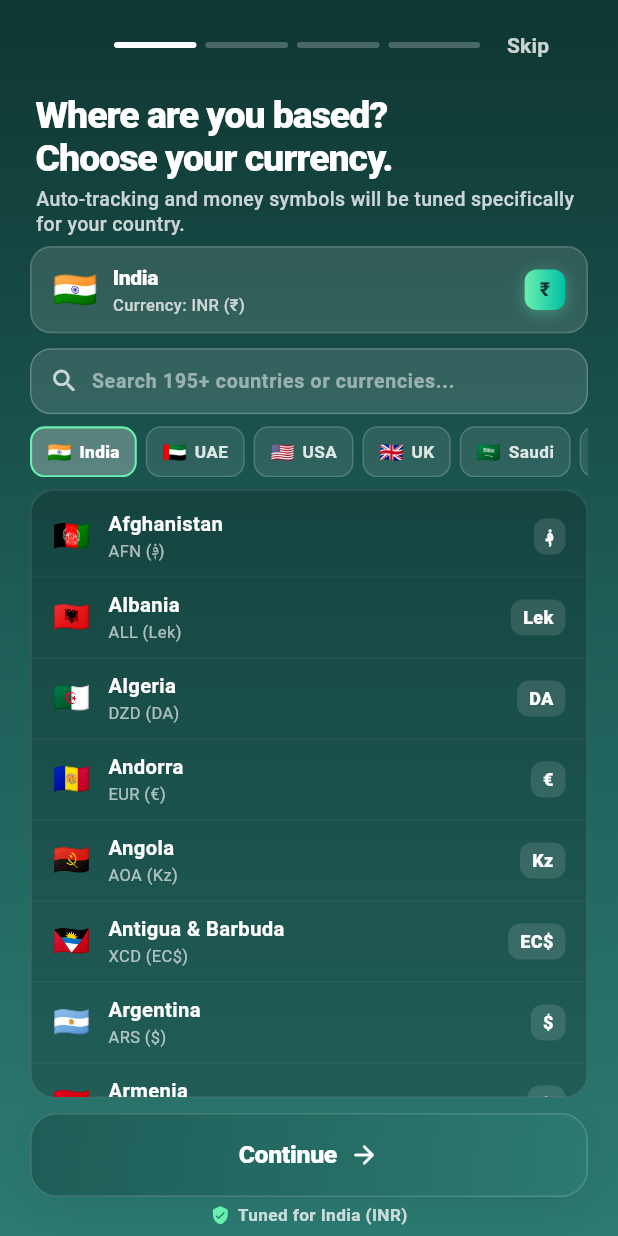
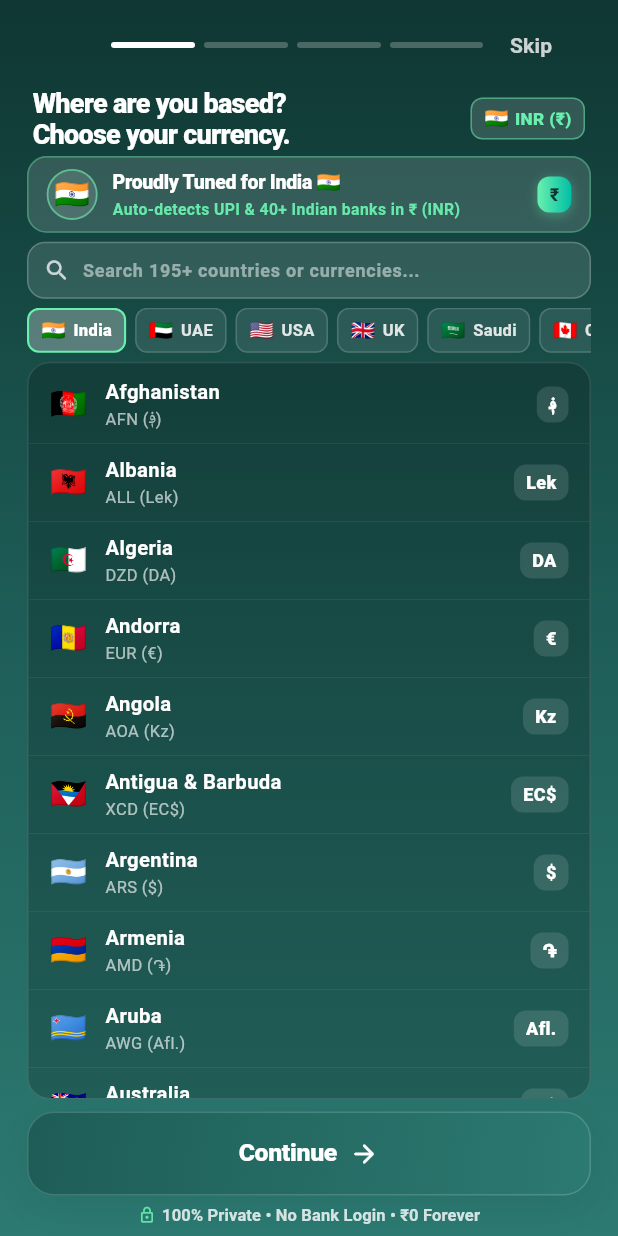
Before and after one commit to FaysArukattil/buddy_2.0, a Flutter app: the screen it shows after launch, on a phone screen of 412 x 824 dp. Run offline on Flutter 3.47's test engine with Material 3 defaults, Android fonts, the light colour scheme and no system bars; our stand-ins replace cloud_firestore, firebase_analytics, firebase_auth, firebase_core, firebase_remote_config, fl_chart and 11 more; missing offline and left inert: in_app_update; accounts and stored records are empty.

Commit message:
fix(onboarding): compact national pride hero and expand country list viewport for keyboard pop-up

```diff
--- a/lib/features/onboarding/onboarding_screen.dart
+++ b/lib/features/onboarding/onboarding_screen.dart
@@ -2313,12 +2313,54 @@ class _OnboardingScreenState extends State<OnboardingScreen>
     };
   }
 
+  String _nationalPrideTitle(CountryEntry country) {
+    return switch (country.countryCode) {
+      'IN' => 'Proudly Tuned for India 🇮🇳',
+      'AE' => 'Optimized for UAE 🇦🇪',
+      'US' => 'Built for United States 🇺🇸',
+      'GB' => 'Tuned for United Kingdom 🇬🇧',
+      'SA' => 'Proudly Made for Saudi Arabia 🇸🇦',
+      'CA' => 'Tuned for Canada 🇨🇦',
+      'AU' => 'Optimized for Australia 🇦🇺',
+      'SG' => 'Tuned for Singapore 🇸🇬',
+      'PK' => 'Tuned for Pakistan 🇵🇰',
+      'BD' => 'Tuned for Bangladesh 🇧🇩',
+      'NG' => 'Tuned for Nigeria 🇳🇬',
+      'KE' => 'Tuned for Kenya 🇰🇪',
+      'DE' => 'Optimized for Germany 🇩🇪',
+      'FR' => 'Optimized for France 🇫🇷',
+      'JP' => 'Tuned for Japan 🇯🇵',
+      'BR' => 'Tuned for Brazil 🇧🇷',
+      _ => 'Tuned for ${country.name} ${country.flag}',
+    };
+  }
+
+  String _nationalPrideSubtitle(CountryEntry country) {
+    return switch (country.countryCode) {
+      'IN' => 'Auto-detects UPI & 40+ Indian banks in ₹ (INR)',
+      'AE' => 'Auto-detects ENBD, ADCB, FAB & cards in AED',
+      'US' => 'Auto-detects Chase, BoA, Amex & Apple Pay in \$',
+      'GB' => 'Auto-detects Monzo, Barclays, Revolut & cards in £',
+      'SA' => 'Auto-detects Al Rajhi, SNB, Riyad & mada in SAR',
+      'CA' => 'Auto-detects RBC, TD, Scotiabank & Interac in CA\$',
+      'AU' => 'Auto-detects CommBank, ANZ, NAB & cards in A\$',
+      'SG' => 'Auto-detects DBS, OCBC, UOB & PayNow in S\$',
+      'PK' => 'Auto-detects HBL, Meezan, Raast & JazzCash in Rs',
+      'BD' => 'Auto-detects bKash, Nagad & local banks in ৳',
+      'NG' => 'Auto-detects GTBank, Access, Zenith & transfers in ₦',
+      'KE' => 'Auto-detects M-PESA & Kenyan bank alerts in KSh',
+      _ => '100% on-device private tracking in ${country.currencySymbol} (${country.currencyCode})',
+    };
+  }
+
   // ─────────────────────────────────────────────────────────────
   // STEP 0 — Dedicated Country & Currency Screen (Keyboard Safe)
   // ─────────────────────────────────────────────────────────────
   Widget _buildCountrySelectionScreen(bool isDark) {
     final colors = isDark ? _kHeroDark : _kHeroLight;
-    final screenH = MediaQuery.sizeOf(context).height;
+    final keyboardOpen = MediaQuery.viewInsetsOf(context).bottom > 0;
+    final prideTitle = _nationalPrideTitle(_selectedCountry);
+    final prideSub = _nationalPrideSubtitle(_selectedCountry);
 
     return Container(
       width: double.infinity,
@@ -2333,53 +2375,90 @@ class _OnboardingScreenState extends State<OnboardingScreen>
       child: SafeArea(
         bottom: true,
         child: Padding(
-          padding: const EdgeInsets.symmetric(horizontal: 20),
+          padding: const EdgeInsets.symmetric(horizontal: 18),
           child: Column(
             crossAxisAlignment: CrossAxisAlignment.stretch,
             children: [
               _buildTopBar(),
-              const SizedBox(height: 6),
-
-              // ── Header Title & Subtitle ──
+              const SizedBox(height: 2),
+
+              // ── Header Title (Compact & clean) ──
               Padding(
-                padding: const EdgeInsets.fromLTRB(4, 2, 4, 6),
-                child: Column(
-                  crossAxisAlignment: CrossAxisAlignment.start,
+                padding: const EdgeInsets.fromLTRB(4, 2, 4, 4),
+                child: Row(
+                  mainAxisAlignment: MainAxisAlignment.spaceBetween,
                   children: [
-                    Text(
+                    const Text(
                       'Where are you based?\nChoose your currency.',
                       style: TextStyle(
-                        fontSize: screenH < 720 ? 22 : 25,
+                        fontSize: 18,
                         fontWeight: FontWeight.w900,
                         height: 1.15,
-                        letterSpacing: -0.7,
+                        letterSpacing: -0.5,
                         color: Colors.white,
                       ),
                     ),
-                    const SizedBox(height: 4),
-                    Text(
-                      'Auto-tracking and money symbols will be tuned specifically for your country.',
-                      style: TextStyle(
-                        fontSize: screenH < 720 ? 12 : 13,
-                        fontWeight: FontWeight.w500,
-                        height: 1.3,
-                        color: Colors.white.withValues(alpha: 0.78),
+                    Container(
+                      padding: const EdgeInsets.symmetric(
+                        horizontal: 8,
+                        vertical: 3.5,
+                      ),
+                      decoration: BoxDecoration(
+                        color: Colors.white.withValues(alpha: 0.14),
+                        borderRadius: BorderRadius.circular(8),
+                        border: Border.all(
+                          color: _kIncomeOnHero.withValues(alpha: 0.5),
+                          width: 1.0,
+                        ),
+                      ),
+                      child: Row(
+                        mainAxisSize: MainAxisSize.min,
+                        children: [
+                          Text(
+                            _selectedCountry.flag,
+                            style: const TextStyle(fontSize: 13),
+                          ),
+                          const SizedBox(width: 4),
+                          Text(
+                            '${_selectedCountry.currencyCode} (${_selectedCountry.currencySymbol})',
+                            style: const TextStyle(
+                              fontSize: 11.5,
+                              fontWeight: FontWeight.w800,
+                              color: _kIncomeOnHero,
+                            ),
+                          ),
+                        ],
                       ),
                     ),
                   ],
                 ),
               ),
 
-              // ── Active Selection Badge (Compact & Informative) ──
+              // ── National Pride Card (Celebrating user's nation & bank auto-tracking!) ──
               _glass(
-                padding: const EdgeInsets.symmetric(horizontal: 14, vertical: 10),
-                radius: 14,
-                fill: 0.12,
+                padding:
+                    const EdgeInsets.symmetric(horizontal: 12, vertical: 7),
+                radius: 13,
+                fill: 0.14,
+                borderColor: _kIncomeOnHero.withValues(alpha: 0.35),
                 child: Row(
                   children: [
-                    Text(
-                      _selectedCountry.flag,
-                      style: const TextStyle(fontSize: 24),
+                    Container(
+                      width: 34,
+                      height: 34,
+                      decoration: BoxDecoration(
+                        shape: BoxShape.circle,
+                        color: Colors.white.withValues(alpha: 0.12),
+                        border: Border.all(
+                          color: _kIncomeOnHero.withValues(alpha: 0.6),
+                          width: 1.2,
+                        ),
+                      ),
+                      alignment: Alignment.center,
+                      child: Text(
+                        _selectedCountry.flag,
+                        style: const TextStyle(fontSize: 19),
+                      ),
                     ),
                     const SizedBox(width: 10),
                     Expanded(
@@ -2388,31 +2467,35 @@ class _OnboardingScreenState extends State<OnboardingScreen>
                         mainAxisSize: MainAxisSize.min,
                         children: [
                           Text(
-                            _selectedCountry.name,
+                            prideTitle,
                             maxLines: 1,
                             overflow: TextOverflow.ellipsis,
                             style: const TextStyle(
-                              fontSize: 14,
-                              fontWeight: FontWeight.w800,
+                              fontSize: 13,
+                              fontWeight: FontWeight.w900,
                               color: Colors.white,
                               letterSpacing: -0.2,
                             ),
                           ),
+                          const SizedBox(height: 1),
                           Text(
-                            'Currency: ${_selectedCountry.currencyCode} (${_selectedCountry.currencySymbol})',
+                            prideSub,
+                            maxLines: 1,
+                            overflow: TextOverflow.ellipsis,
                             style: TextStyle(
-                              fontSize: 11,
-                              fontWeight: FontWeight.w500,
-                              color: Colors.white.withValues(alpha: 0.75),
+                              fontSize: 10.5,
+                              fontWeight: FontWeight.w600,
+                              color: _kIncomeOnHero.withValues(alpha: 0.95),
                             ),
                           ),
                         ],
                       ),
                     ),
+                    const SizedBox(width: 6),
                     Container(
                       padding: const EdgeInsets.symmetric(
-                        horizontal: 10,
-                        vertical: 4,
+                        horizontal: 8,
+                        vertical: 3.5,
                       ),
                       decoration: BoxDecoration(
                         gradient: const LinearGradient(
@@ -2422,7 +2505,7 @@ class _OnboardingScreenState extends State<OnboardingScreen>
                         boxShadow: [
                           BoxShadow(
                             color: _kIncomeOnHero.withValues(alpha: 0.35),
-                            blurRadius: 8,
+                            blurRadius: 6,
                             offset: const Offset(0, 2),
                           ),
                         ],
@@ -2430,7 +2513,7 @@ class _OnboardingScreenState extends State<OnboardingScreen>
                       child: Text(
                         _selectedCountry.currencySymbol,
                         style: const TextStyle(
-                          fontSize: 13,
+                          fontSize: 12,
                           fontWeight: FontWeight.w900,
                           color: Color(0xFF0F3632),
                         ),
@@ -2440,28 +2523,28 @@ class _OnboardingScreenState extends State<OnboardingScreen>
                 ),
               ),
 
-              const SizedBox(height: 10),
-
-              // ── Embedded Search Bar (Always at fixed location, tap anywhere to focus) ──
+              const SizedBox(height: 6),
+
+              // ── Search Bar (Always fixed at index 3, tap anywhere to focus) ──
               GestureDetector(
                 onTap: () => _countrySearchFocus.requestFocus(),
                 behavior: HitTestBehavior.opaque,
                 child: Container(
-                  height: 44,
+                  height: 38,
                   decoration: BoxDecoration(
                     color: Colors.white.withValues(alpha: 0.12),
-                    borderRadius: BorderRadius.circular(14),
+                    borderRadius: BorderRadius.circular(12),
                     border: Border.all(
                       color: Colors.white.withValues(alpha: 0.22),
                       width: 1.0,
                     ),
                   ),
-                  padding: const EdgeInsets.symmetric(horizontal: 12),
+                  padding: const EdgeInsets.symmetric(horizontal: 10),
                   child: Row(
                     children: [
                       Icon(
                         Icons.search_rounded,
-                        size: 20,
+                        size: 18,
                         color: Colors.white.withValues(alpha: 0.75),
                       ),
                       const SizedBox(width: 8),
@@ -2470,7 +2553,7 @@ class _OnboardingScreenState extends State<OnboardingScreen>
                           controller: _countrySearchController,
                           focusNode: _countrySearchFocus,
                           style: const TextStyle(
-                            fontSize: 14,
+                            fontSize: 13.5,
                             color: Colors.white,
                             fontWeight: FontWeight.w600,
                           ),
@@ -2479,7 +2562,7 @@ class _OnboardingScreenState extends State<OnboardingScreen>
                           decoration: InputDecoration(
                             hintText: 'Search 195+ countries or currencies...',
                             hintStyle: TextStyle(
-                              fontSize: 13,
+                              fontSize: 12,
                               color: Colors.white.withValues(alpha: 0.50),
                             ),
                             border: InputBorder.none,
@@ -2492,14 +2575,14 @@ class _OnboardingScreenState extends State<OnboardingScreen>
                         GestureDetector(
                           onTap: () => _countrySearchController.clear(),
                           child: Container(
-                            padding: const EdgeInsets.all(4),
+                            padding: const EdgeInsets.all(3),
                             decoration: BoxDecoration(
                               color: Colors.white.withValues(alpha: 0.18),
                               shape: BoxShape.circle,
                             ),
                             child: const Icon(
                               Icons.close_rounded,
-                              size: 13,
+                              size: 12,
                               color: Colors.white,
                             ),
                           ),
@@ -2509,11 +2592,11 @@ class _OnboardingScreenState extends State<OnboardingScreen>
                 ),
               ),
 
-              const SizedBox(height: 8),
+              const SizedBox(height: 6),
 
               // ── Popular Quick Select Chips (always pinned right below search) ──
               SizedBox(
-                height: 34,
+                height: 30,
                 child: ListView.separated(
                   scrollDirection: Axis.horizontal,
                   physics: const BouncingScrollPhysics(),
@@ -2530,18 +2613,18 @@ class _OnboardingScreenState extends State<OnboardingScreen>
                           _selectCountry(item);
                           _countrySearchFocus.unfocus();
                         },
-                        borderRadius: BorderRadius.circular(10),
+                        borderRadius: BorderRadius.circular(8),
                         child: AnimatedContainer(
                           duration: const Duration(milliseconds: 200),
                           padding: const EdgeInsets.symmetric(
-                            horizontal: 10,
-                            vertical: 6,
+                            horizontal: 8,
+                            vertical: 4,
                           ),
                           decoration: BoxDecoration(
                             color: isSel
                                 ? Colors.white.withValues(alpha: 0.28)
                                 : Colors.white.withValues(alpha: 0.09),
-                            borderRadius: BorderRadius.circular(10),
+                            borderRadius: BorderRadius.circular(8),
                             border: Border.all(
                               color: isSel
                                   ? _kIncomeOnHero
@@ -2567,7 +2650,7 @@ class _OnboardingScreenState extends State<OnboardingScreen>
                                   _ => item.name.split(' ').first,
                                 },
                                 style: TextStyle(
-                                  fontSize: 11.5,
+                                  fontSize: 11,
                                   fontWeight:
                                       isSel ? FontWeight.w800 : FontWeight.w600,
                                   color: isSel
@@ -2584,15 +2667,15 @@ class _OnboardingScreenState extends State<OnboardingScreen>
                 ),
               ),
 
-              const SizedBox(height: 8),
-
-              // ── Full-Size Scrollable Countries List (Expanded, NO FittedBox!) ──
+              const SizedBox(height: 6),
+
+              // ── Full-Size Scrollable Countries List (Spacious & Always Visible!) ──
               Expanded(
                 child: Container(
-                  margin: const EdgeInsets.only(bottom: 8),
+                  margin: EdgeInsets.only(bottom: keyboardOpen ? 4 : 6),
                   decoration: BoxDecoration(
                     color: Colors.black.withValues(alpha: 0.20),
-                    borderRadius: BorderRadius.circular(16),
+                    borderRadius: BorderRadius.circular(15),
                     border: Border.all(
                       color: Colors.white.withValues(alpha: 0.12),
                       width: 1.0,
@@ -2606,10 +2689,10 @@ class _OnboardingScreenState extends State<OnboardingScreen>
                             children: [
                               Icon(
                                 Icons.search_off_rounded,
-                                size: 32,
+                                size: 28,
                                 color: Colors.white.withValues(alpha: 0.5),
                               ),
-                              const SizedBox(height: 6),
+                              const SizedBox(height: 5),
                               Text(
                                 'No matching country found',
                                 style: TextStyle(
@@ -2632,7 +2715,7 @@ class _OnboardingScreenState extends State<OnboardingScreen>
                       : ListView.separated(
                           keyboardDismissBehavior:
                               ScrollViewKeyboardDismissBehavior.onDrag,
-                          padding: const EdgeInsets.symmetric(vertical: 4),
+                          padding: const EdgeInsets.symmetric(vertical: 2),
                           physics: const BouncingScrollPhysics(),
                           itemCount: _filteredCountries.length,
                           separatorBuilder: (_, __) => Divider(
@@ -2656,7 +2739,7 @@ class _OnboardingScreenState extends State<OnboardingScreen>
                                 child: Padding(
                                   padding: const EdgeInsets.symmetric(
                                     horizontal: 14,
-                                    vertical: 9,
+                                    vertical: 8,
                                   ),
                                   child: Row(
                                     children: [
@@ -2735,43 +2818,46 @@ class _OnboardingScreenState extends State<OnboardingScreen>
                 ),
               ),
 
-              // ── Bottom Dock / Continue Action ──
-              Padding(
-                padding: const EdgeInsets.only(top: 2, bottom: 6),
-                child: Column(
-                  mainAxisSize: MainAxisSize.min,
-                  children: [
-                    _GradientButton(
-                      label: 'Continue',
-                      icon: Icons.arrow_forward_rounded,
-                      onTap: () {
-                        _countrySearchFocus.unfocus();
-                        _next();
-                      },
-                    ),
-                    const SizedBox(height: 4),
-                    Row(
-                      mainAxisAlignment: MainAxisAlignment.center,
-                      children: [
-                        const Icon(
-                          Icons.verified_user_rounded,
-                          size: 13,
-                          color: _kIncomeOnHero,
-                        ),
-                        const SizedBox(width: 5),
-                        Text(
-                          'Tuned for ${_selectedCountry.name} (${_selectedCountry.currencyCode})',
-                          style: TextStyle(
-                            fontSize: 11.5,
-                            fontWeight: FontWeight.w600,
-                            color: Colors.white.withValues(alpha: 0.75),
+              // ── High-Converting Bottom Action & Trust Reassurance ──
+              if (!keyboardOpen) ...[
+                Padding(
+                  padding: const EdgeInsets.only(top: 2, bottom: 6),
+                  child: Column(
+                    mainAxisSize: MainAxisSize.min,
+                    children: [
+                      _GradientButton(
+                        label: 'Continue',
+                        icon: Icons.arrow_forward_rounded,
+                        onTap: () {
+                          _countrySearchFocus.unfocus();
+                          _next();
+                        },
+                      ),
+                      const SizedBox(height: 5),
+                      Row(
+                        mainAxisAlignment: MainAxisAlignment.center,
+                        children: [
+                          Icon(
+                            Icons.lock_outline_rounded,
+                            size: 12,
+                            color: _kIncomeOnHero.withValues(alpha: 0.9),
                           ),
-                        ),
-                      ],
-                    ),
-                  ],
-                ),
-              ),
+                          const SizedBox(width: 4),
+                          Text(
+                            '100% Private • No Bank Login • ${_selectedCountry.currencySymbol}0 Forever',
+                            style: TextStyle(
+                              fontSize: 11,
+                              fontWeight: FontWeight.w600,
+                              letterSpacing: 0.1,
+                              color: Colors.white.withValues(alpha: 0.8),
+                            ),
+                          ),
+                        ],
+                      ),
+                    ],
+                  ),
+                ),
+              ],
             ],
           ),
         ),
```
Also changed, not shown: 2 other files.
